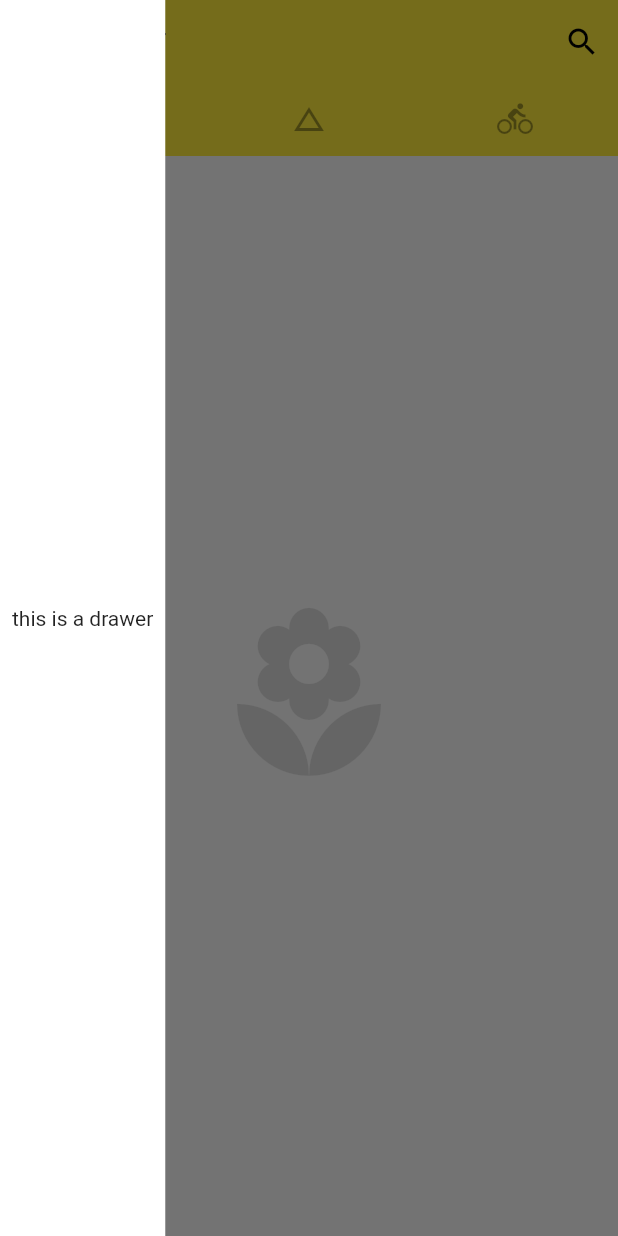
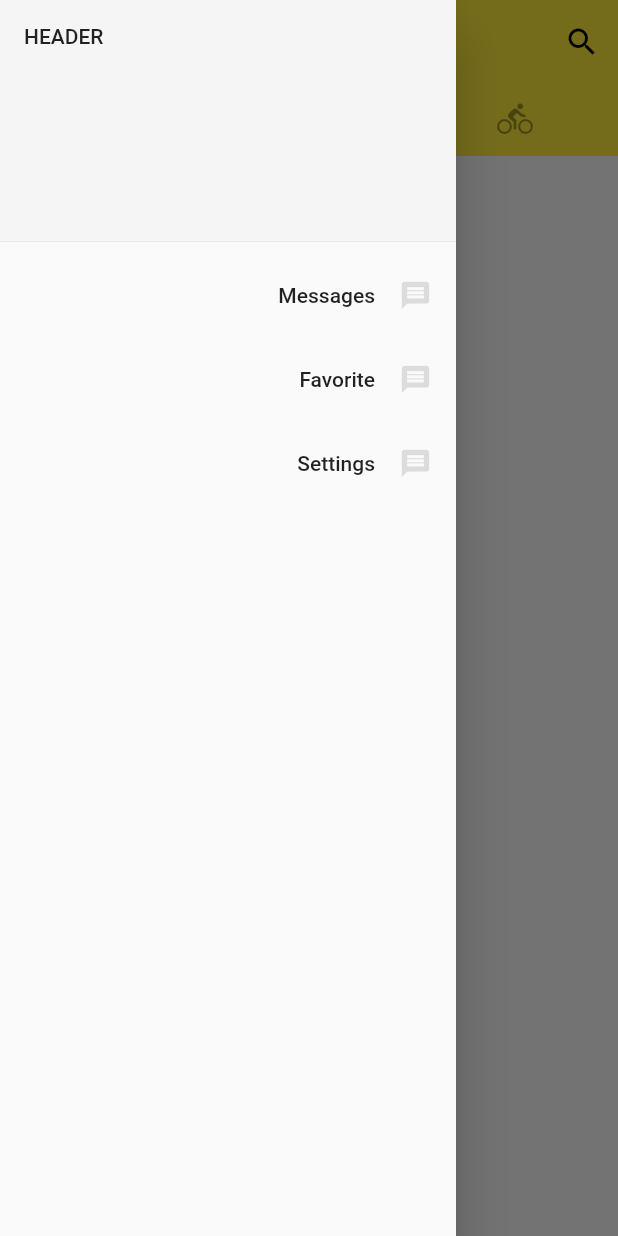
Before and after one commit to lxhguard/hello_flutter, a Flutter app: the screen it shows after launch, with the side drawer open, on a phone screen of 412 x 824 dp. Run offline on Flutter 3.47's test engine with Material 2 defaults, Android fonts, the phone set to English and light mode, and no system bars.

Commit message:
feat: make a static drawer

```diff
--- a/lib/main.dart
+++ b/lib/main.dart
@@ -69,15 +69,30 @@ class Home extends StatelessWidget {
               Icon(Icons.directions_bike, size: 128.0, color: Colors.black12),
             ],
         ),
-        drawer: Container(
-          color: Colors.white,
-          padding: EdgeInsets.all(8.0),
-          child: Column(
-            mainAxisAlignment: MainAxisAlignment.center,
+        drawer: Drawer(
+          child: ListView(
+            padding: EdgeInsets.zero,
             children: <Widget>[
-              Text('this is a drawer')
+              DrawerHeader(
+                child: Text('header'.toUpperCase()),
+                decoration: BoxDecoration(
+                  color: Colors.grey[100],
+                ),
+              ),
+              ListTile(
+                title: Text('Messages', textAlign: TextAlign.right,),
+                trailing: Icon(Icons.message, color: Colors.black12, size: 22.0),
+              ),
+              ListTile(
+                title: Text('Favorite', textAlign: TextAlign.right,),
+                trailing: Icon(Icons.message, color: Colors.black12, size: 22.0),
+              ),
+              ListTile(
+                title: Text('Settings', textAlign: TextAlign.right,),
+                trailing: Icon(Icons.message, color: Colors.black12, size: 22.0),
+              ),
             ],
-          ),
+          )
         ),
       )
     );
```
